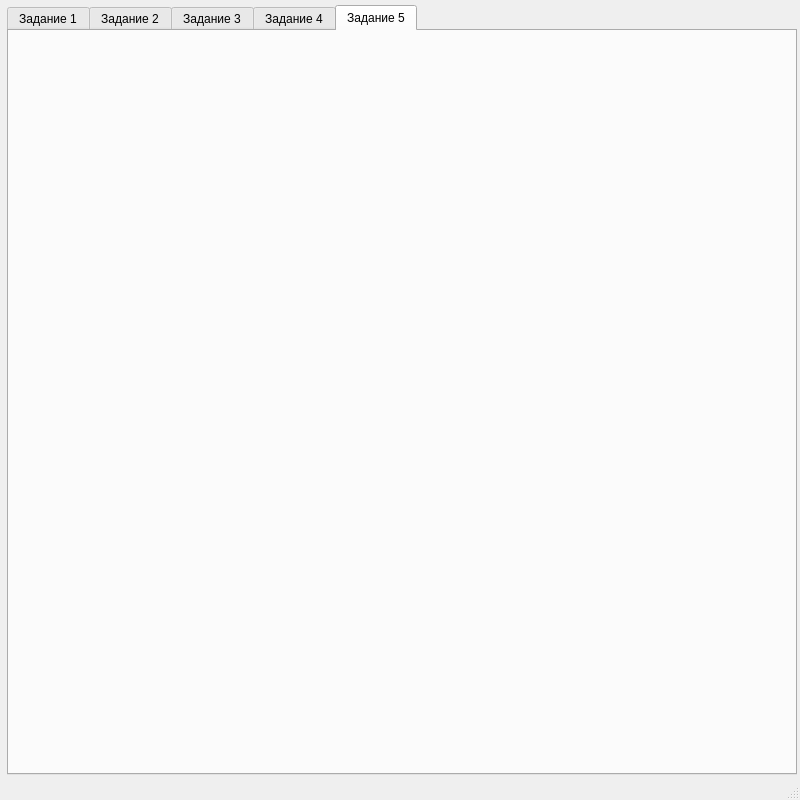
Qt form Lab_6/mainwindow.ui (Artem1008/Labs) before a commit.
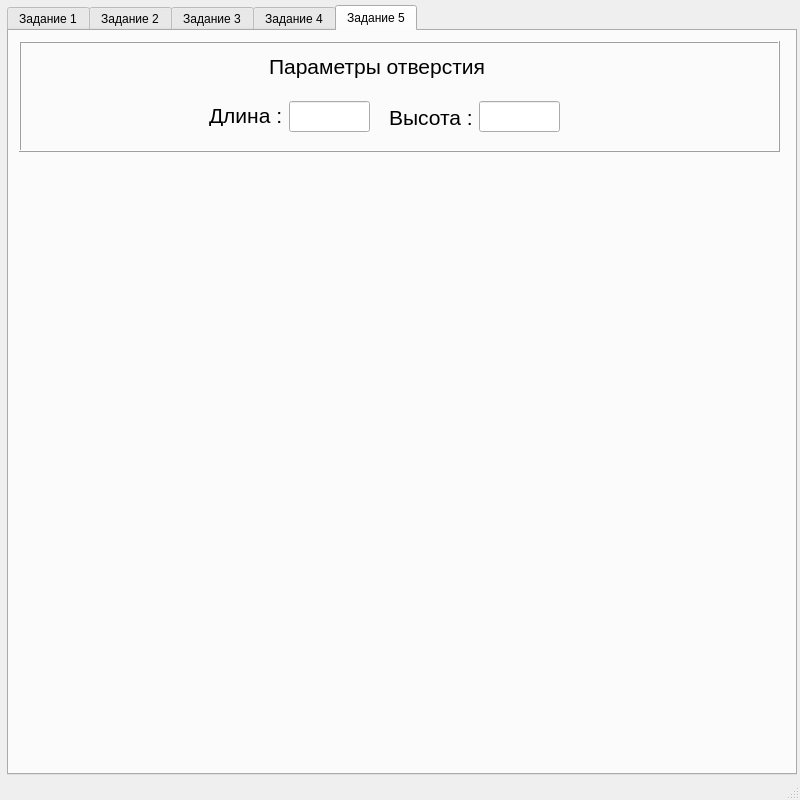
The same form after that commit. The open tabs and pages were chosen to show the change. Custom widgets are drawn as their Qt base class.

```diff
--- a/Lab_6/mainwindow.ui
+++ b/Lab_6/mainwindow.ui
@@ -471,6 +471,116 @@
      <attribute name="title">
       <string>Задание 5</string>
      </attribute>
+     <widget class="QFrame" name="frame_3">
+      <property name="geometry">
+       <rect>
+        <x>10</x>
+        <y>10</y>
+        <width>761</width>
+        <height>111</height>
+       </rect>
+      </property>
+      <property name="frameShape">
+       <enum>QFrame::Box</enum>
+      </property>
+      <property name="frameShadow">
+       <enum>QFrame::Raised</enum>
+      </property>
+      <widget class="QLabel" name="label_8">
+       <property name="geometry">
+        <rect>
+         <x>250</x>
+         <y>10</y>
+         <width>241</width>
+         <height>31</height>
+        </rect>
+       </property>
+       <property name="font">
+        <font>
+         <pointsize>16</pointsize>
+        </font>
+       </property>
+       <property name="text">
+        <string>Параметры отверстия</string>
+       </property>
+      </widget>
+      <widget class="QLineEdit" name="lineEdit_9">
+       <property name="geometry">
+        <rect>
+         <x>460</x>
+         <y>60</y>
+         <width>81</width>
+         <height>31</height>
+        </rect>
+       </property>
+      </widget>
+      <widget class="QLabel" name="label_9">
+       <property name="geometry">
+        <rect>
+         <x>370</x>
+         <y>66</y>
+         <width>91</width>
+         <height>20</height>
+        </rect>
+       </property>
+       <property name="font">
+        <font>
+         <pointsize>16</pointsize>
+        </font>
+       </property>
+       <property name="text">
+        <string>Высота :</string>
+       </property>
+      </widget>
+      <widget class="QLabel" name="label_10">
+       <property name="geometry">
+        <rect>
+         <x>190</x>
+         <y>64</y>
+         <width>81</width>
+         <height>21</height>
+        </rect>
+       </property>
+       <property name="font">
+        <font>
+         <pointsize>16</pointsize>
+        </font>
+       </property>
+       <property name="text">
+        <string>Длина :</string>
+       </property>
+      </widget>
+      <widget class="QLineEdit" name="lineEdit_10">
+       <property name="geometry">
+        <rect>
+         <x>270</x>
+         <y>60</y>
+         <width>81</width>
+         <height>31</height>
+        </rect>
+       </property>
+      </widget>
+     </widget>
+     <widget class="Brick" name="myBrickView" native="true">
+      <property name="geometry">
+       <rect>
+        <x>10</x>
+        <y>150</y>
+        <width>751</width>
+        <height>361</height>
+       </rect>
+      </property>
+     </widget>
+     <widget class="Projection" name="myProject" native="true">
+      <property name="geometry">
+       <rect>
+        <x>10</x>
+        <y>510</y>
+        <width>751</width>
+        <height>151</height>
+       </rect>
+      </property>
+     </widget>
     </widget>
    </widget>
   </widget>
@@ -486,6 +596,20 @@
   </widget>
   <widget class="QStatusBar" name="statusbar"/>
  </widget>
+ <customwidgets>
+  <customwidget>
+   <class>Brick</class>
+   <extends>QWidget</extends>
+   <header location="global">brick.h</header>
+   <container>1</container>
+  </customwidget>
+  <customwidget>
+   <class>Projection</class>
+   <extends>QWidget</extends>
+   <header location="global">projection.h</header>
+   <container>1</container>
+  </customwidget>
+ </customwidgets>
  <resources/>
  <connections/>
 </ui>
```
Left out of the diff: 13 changed lines with no effect on the pictures.
